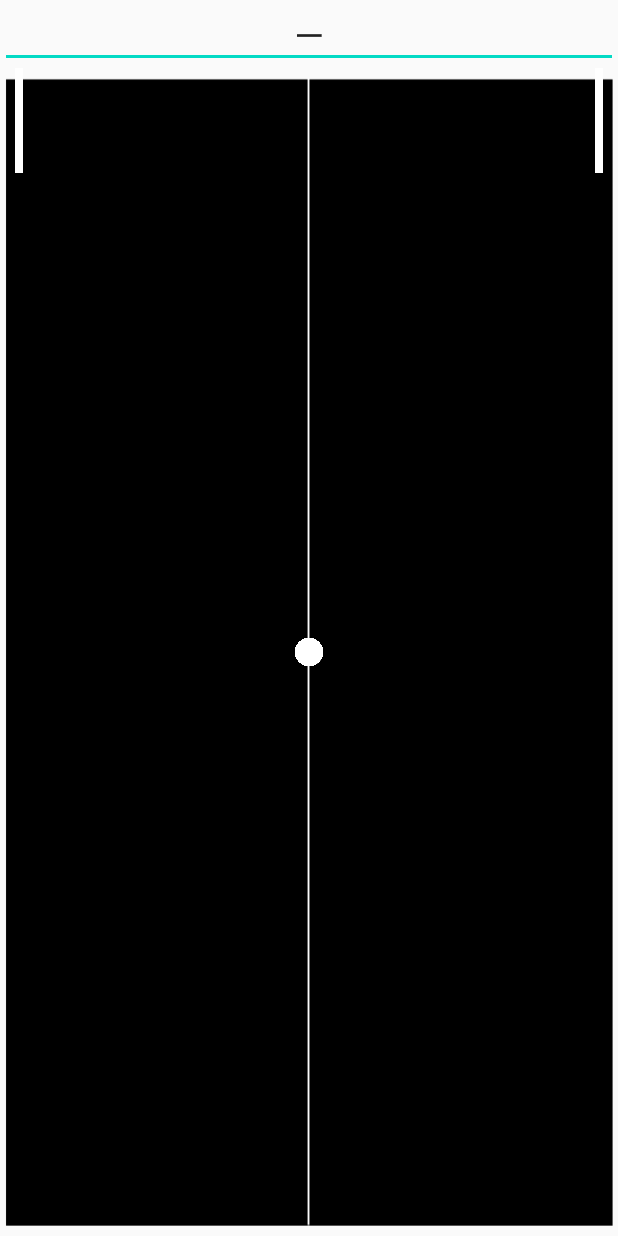
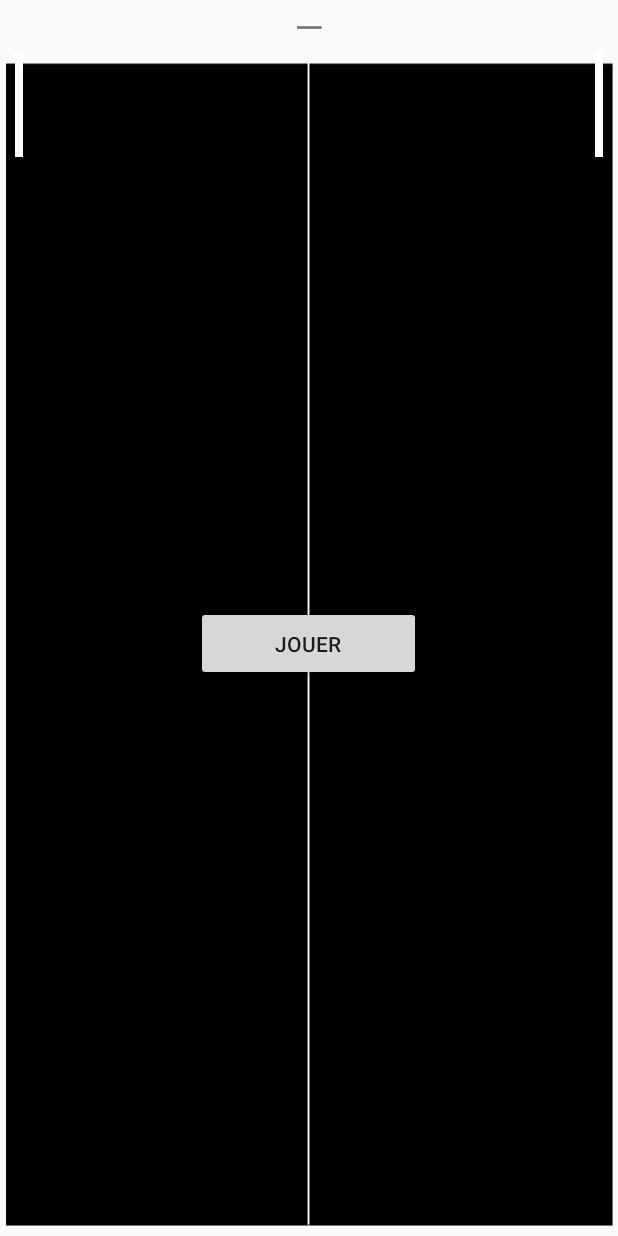
Before and after one commit to EloyMartinez/PROMOB, an Android app: the layout activity_main.xml on its own in the app's theme, with its tools: preview values and no code run, on a phone screen of 412 x 824 dp. Run offline under Robolectric (Android 15) with nearby library versions, the light colour scheme and no system bars.

```diff
--- a/PingPongGame/app/src/main/res/layout/activity_main.xml
+++ b/PingPongGame/app/src/main/res/layout/activity_main.xml
@@ -7,16 +7,17 @@
     tools:context=".MainActivity"
     android:orientation="vertical">
 
-    <EditText
+    <TextView
         android:id="@+id/scoreLabel"
         android:layout_width="match_parent"
         android:layout_height="wrap_content"
-        android:text="  —  "
         android:textSize="25sp"
         android:textAlignment="center"
-        android:padding="5dp"/>
+        android:layout_gravity="center"
+        android:text="—"/>
 
     <FrameLayout
+        android:id="@+id/frame"
         android:layout_width="match_parent"
         android:layout_height="match_parent"
         android:background="@drawable/background">
@@ -42,6 +43,13 @@
             android:src="@drawable/ball"
             android:layout_gravity="center"/>
 
+        <Button
+            android:id="@+id/startBtn"
+            android:layout_width="150dp"
+            android:layout_height="50dp"
+            android:text="Jouer"
+            android:layout_gravity="center"/>
+
     </FrameLayout>
 
 </LinearLayout>
--- a/PingPongGame/build.gradle
+++ b/PingPongGame/build.gradle
@@ -5,7 +5,7 @@ buildscript {
         jcenter()
     }
     dependencies {
-        classpath "com.android.tools.build:gradle:4.0.1"
+        classpath 'com.android.tools.build:gradle:4.1.0'
 
         // NOTE: Do not place your application dependencies here; they belong
         // in the individual module build.gradle files
```
Also changed, not shown: PingPongGame/app/src/main/java/com/example/pingponggame/MainActivity.java (+97 -1 lines), PingPongGame/gradle/wrapper/gradle-wrapper.properties.
